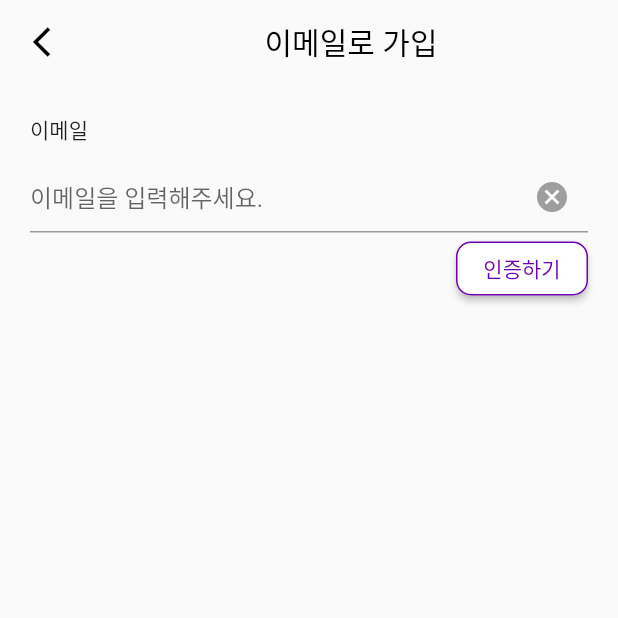
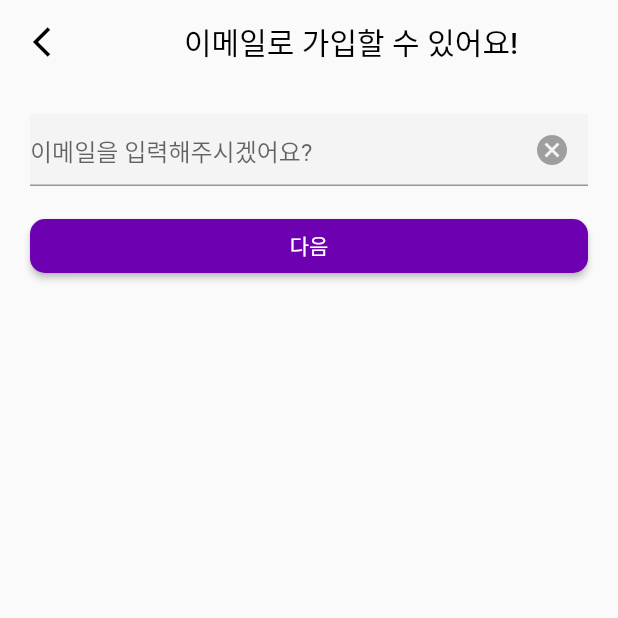
Before and after one commit to dev-hjkim/toy_app, a Flutter app: the JoinEmail2 screen opened directly, on a phone screen of 412 x 824 dp, the top half of it. Run offline on Flutter 3.47's test engine with Material 2 defaults, Android fonts, the light colour scheme and no system bars.

Commit message:
modify join page

```diff
--- a/celebrity/lib/join/join_email2.dart
+++ b/celebrity/lib/join/join_email2.dart
@@ -28,7 +28,7 @@ class _JoinEmail2State extends State<JoinEmail2> {
           return Scaffold(
               appBar: AppBar(
                 title: Center(child: Text(
-                  "이메일로 가입",
+                    "이메일로 가입할 수 있어요!",
                     style: TextStyle(color:Colors.black),
                     textAlign: TextAlign.center)
                 ),
@@ -51,14 +51,15 @@ class _JoinEmail2State extends State<JoinEmail2> {
                                 child: Container(
                                     child: Column(
                                         children: [
-                                          Align(
-                                            alignment: Alignment.centerLeft,
-                                            child: Text("이메일"),
-                                          ),
-                                          Padding(padding: EdgeInsets.all(5)),
+                                          Container(
+                                            color: Color(0xffF4F4F4),
+                                            child:
+                                              Column(
+                                                children: [
+
                                                   TextField(
                                                     decoration: InputDecoration(
-                                                hintText: "이메일을 입력해주세요.",
+                                                        hintText: "이메일을 입력해주시겠어요?",
                                                         suffixIcon: IconButton(
                                                             onPressed: () {
                                                               email.clear();
@@ -68,79 +69,42 @@ class _JoinEmail2State extends State<JoinEmail2> {
                                                     ),
                                                     controller: email,
                                                   ),
-                                          Align(
-                                            alignment: Alignment.centerRight,
+                                                ]
+                                              )
+                                          ),
+                                          Text(
+                                            "",
+                                            style: TextStyle(
+                                              color: Color(0xff6D00B0)
+                                            )
+                                          ),
+                                          Row(
+                                            children: [
+                                              Expanded(
                                                 child: RaisedButton(
                                                   child: Text(
-                                                  "인증하기",
+                                                      "다음",
                                                       style: TextStyle(
-                                                      color: showCode ? Colors.white : Color(0xff6D00B0),
+                                                        color: Colors.white,
                                                       )
                                                   ),
-                                              color: showCode ? Color(0xff6D00B0) : Colors.white,
+                                                  color: showCode ? Color(0xffC192DE) : Color(0xff6D00B0),
                                                   shape: RoundedRectangleBorder(
                                                       borderRadius: BorderRadius.circular(10.0),
-                                                  side: BorderSide(color: showCode ? Colors.white : Color(0xff6D00B0), width: 1)),
+                                                      ),
                                                   onPressed: () => {
                                                     setState(() {
                                                       showCode = true;
                                                     })
                                                   },
                                                 ),
+                                              )
+                                            ]
                                           ),
                                         ]
                                     )
                                 )
                             ),
-                            Visibility(
-                              visible: showCode,
-                              child: Padding(
-                                  padding: EdgeInsets.all(20),
-                                  child: Container(
-                                      child: Column(
-                                          children: [
-                                            Align(
-                                              alignment: Alignment.centerLeft,
-                                              child: Text("인증코드"),
-                                            ),
-                                            Padding(padding: EdgeInsets.all(5)),
-                                            TextField(
-                                              decoration: InputDecoration(
-                                                  hintText: "인증코드를 입력해주세요.",
-                                                  suffixIcon: IconButton(
-                                                      onPressed: () {
-                                                        code.clear();
-                                                      },
-                                                      icon: Icon(Icons.cancel, color: Colors.grey)
-                                                  )
-                                              ),
-                                              controller: code,
-                                            ),
-                                            Align(
-                                              alignment: Alignment.centerRight,
-                                              child: RaisedButton(
-                                                child: Text(
-                                                    "인증하기",
-                                                    style: TextStyle(
-                                                      color: showNickname ? Colors.white : Color(0xff6D00B0),
-                                                    )
-                                                ),
-                                                color: showNickname ? Color(0xff6D00B0) : Colors.white,
-                                                shape: RoundedRectangleBorder(
-                                                    borderRadius: BorderRadius.circular(10.0),
-                                                    side: BorderSide(color: showNickname ? Colors.white : Color(0xff6D00B0), width: 1)),
-                                                onPressed: () => {
-                                                  setState(() {
-                                                    showNickname = true;
-                                                  })
-                                                },
-                                              ),
-                                            ),
-                                          ]
-                                      )
-                                  )
-                              ),
-                            )
                           ])
                       )
                   )
--- a/celebrity/pubspec.yaml
+++ b/celebrity/pubspec.yaml
@@ -29,6 +29,7 @@ environment:
 dependencies:
   flutter:
     sdk: flutter
+  http: ^0.13.3
 
 
   # The following adds the Cupertino Icons font to your application.
```
Also changed, not shown: celebrity/lib/join/join_email.dart (added, +152 -0 lines), celebrity/lib/utils/http_util.dart (added, +25 -0 lines), celebrity/lib/utils/join_text_field.dart (deleted, +0 -26 lines), celebrity/pubspec.lock. Lines whose indentation alone changed are shown as unchanged.
